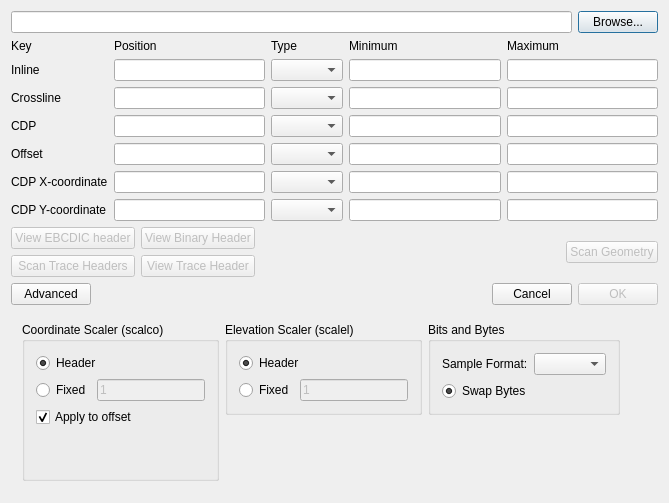
Above: SeismicUI/segyinputdialog.ui from fsoos74/su before the change. Below: the same form after it.
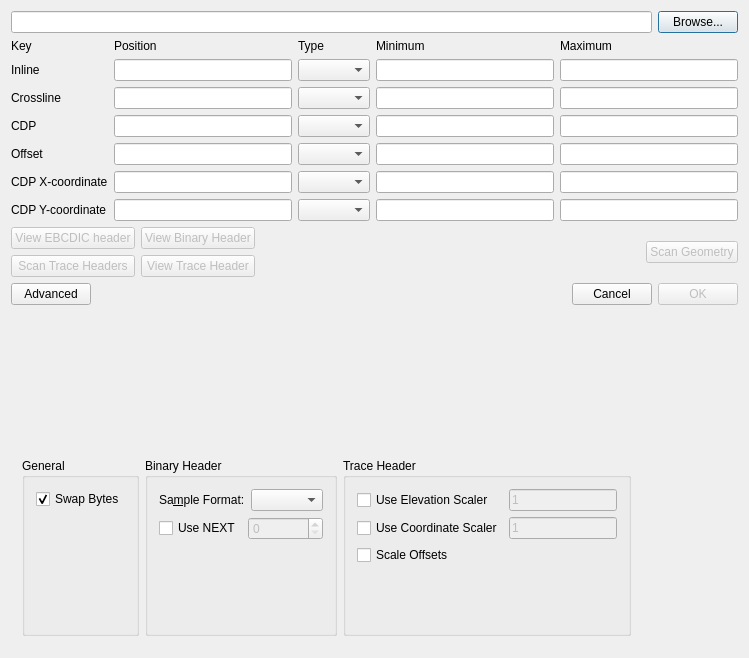
That is the form after the change. Icons and pictures are not drawn.

Commit message: -handle seisware segy wrong extended textual header number. added option to override next binary header value. -improved segy import dialog

```diff
--- a/SeismicUI/segyinputdialog.ui
+++ b/SeismicUI/segyinputdialog.ui
@@ -6,8 +6,8 @@
    <rect>
     <x>0</x>
     <y>0</y>
-    <width>797</width>
-    <height>642</height>
+    <width>749</width>
+    <height>658</height>
    </rect>
   </property>
   <property name="windowTitle">
@@ -17,10 +17,7 @@
    <iconset resource="../ProjectViewer/icons.qrc">
     <normaloff>:/icons/images/logo_fs_64x64.png</normaloff>:/icons/images/logo_fs_64x64.png</iconset>
   </property>
-  <layout class="QVBoxLayout" name="verticalLayout_7">
-   <property name="sizeConstraint">
-    <enum>QLayout::SetFixedSize</enum>
-   </property>
+  <layout class="QVBoxLayout" name="verticalLayout">
    <item>
     <layout class="QVBoxLayout" name="verticalLayout_2">
      <item>
@@ -382,188 +379,213 @@
      </item>
     </layout>
    </item>
+   <item>
+    <spacer name="verticalSpacer_4">
+     <property name="orientation">
+      <enum>Qt::Vertical</enum>
+     </property>
+     <property name="sizeHint" stdset="0">
+      <size>
+       <width>20</width>
+       <height>40</height>
+      </size>
+     </property>
+    </spacer>
+   </item>
    <item>
     <widget class="QWidget" name="wdAdvanced" native="true">
-     <layout class="QHBoxLayout" name="horizontalLayout_10">
+     <layout class="QHBoxLayout" name="horizontalLayout_4">
       <item>
-       <layout class="QVBoxLayout" name="verticalLayout_6">
-        <item>
-         <widget class="QGroupBox" name="gbScalco">
-          <property name="title">
-           <string>Coordinate Scaler (scalco)</string>
-          </property>
-          <layout class="QVBoxLayout" name="verticalLayout_13">
+       <widget class="QGroupBox" name="gbGeneral">
+        <property name="title">
+         <string>General</string>
+        </property>
+        <layout class="QVBoxLayout" name="verticalLayout_4">
+         <item>
+          <widget class="QCheckBox" name="cbSwapBytes">
+           <property name="text">
+            <string>Swap Bytes</string>
+           </property>
+           <property name="checked">
+            <bool>true</bool>
+           </property>
+          </widget>
+         </item>
+         <item>
+          <spacer name="verticalSpacer_2">
+           <property name="orientation">
+            <enum>Qt::Vertical</enum>
+           </property>
+           <property name="sizeHint" stdset="0">
+            <size>
+             <width>20</width>
+             <height>113</height>
+            </size>
+           </property>
+          </spacer>
+         </item>
+        </layout>
+       </widget>
+      </item>
+      <item>
+       <widget class="QGroupBox" name="gbFormat">
+        <property name="title">
+         <string>Binary Header</string>
+        </property>
+        <layout class="QVBoxLayout" name="verticalLayout_5">
+         <item>
+          <layout class="QHBoxLayout" name="horizontalLayout_2">
            <item>
-            <widget class="QRadioButton" name="rbScalcoHeader">
+            <widget class="QLabel" name="label_6">
              <property name="text">
-              <string>Header</string>
+              <string>Sa&amp;mple Format:</string>
              </property>
-             <property name="checked">
-              <bool>true</bool>
+             <property name="buddy">
+              <cstring>cbFormat</cstring>
              </property>
             </widget>
            </item>
            <item>
-            <layout class="QHBoxLayout" name="horizontalLayout_5">
-             <item>
-              <widget class="QRadioButton" name="rbScalcoFixed">
-               <property name="text">
-                <string>Fixed</string>
-               </property>
-              </widget>
-             </item>
-             <item>
-              <widget class="QLineEdit" name="leScalco">
-               <property name="enabled">
-                <bool>false</bool>
-               </property>
-               <property name="text">
-                <string>1</string>
-               </property>
-              </widget>
-             </item>
-            </layout>
+            <widget class="QComboBox" name="cbFormat"/>
            </item>
+          </layout>
+         </item>
+         <item>
+          <layout class="QHBoxLayout" name="horizontalLayout_5">
            <item>
-            <widget class="QCheckBox" name="cbScaleOffset">
-             <property name="enabled">
-              <bool>true</bool>
-             </property>
+            <widget class="QCheckBox" name="cbUseNEXT">
              <property name="text">
-              <string>Apply to offset</string>
+              <string>Use NEXT</string>
              </property>
-             <property name="checked">
-              <bool>true</bool>
-             </property>
             </widget>
            </item>
            <item>
-            <spacer name="verticalSpacer_5">
-             <property name="orientation">
-              <enum>Qt::Vertical</enum>
+            <widget class="QSpinBox" name="sbNEXT">
+             <property name="enabled">
+              <bool>false</bool>
              </property>
-             <property name="sizeHint" stdset="0">
-              <size>
-               <width>20</width>
-               <height>40</height>
-              </size>
-             </property>
-            </spacer>
+            </widget>
            </item>
           </layout>
-         </widget>
-        </item>
-       </layout>
+         </item>
+         <item>
+          <spacer name="verticalSpacer">
+           <property name="orientation">
+            <enum>Qt::Vertical</enum>
+           </property>
+           <property name="sizeHint" stdset="0">
+            <size>
+             <width>20</width>
+             <height>72</height>
+            </size>
+           </property>
+          </spacer>
+         </item>
+        </layout>
+       </widget>
       </item>
       <item>
-       <layout class="QVBoxLayout" name="verticalLayout">
-        <item>
-         <widget class="QGroupBox" name="gbScalel">
-          <property name="title">
-           <string>Elevation Scaler (scalel)</string>
-          </property>
-          <layout class="QVBoxLayout" name="verticalLayout_5">
-           <item>
-            <widget class="QRadioButton" name="rbScalelHeader">
+       <widget class="QGroupBox" name="gbTraceHeader">
+        <property name="title">
+         <string>Trace Header</string>
+        </property>
+        <layout class="QVBoxLayout" name="verticalLayout_3">
+         <item>
+          <layout class="QGridLayout" name="gridLayout_4">
+           <item row="0" column="0">
+            <widget class="QCheckBox" name="cbUseScalel">
              <property name="text">
-              <string>Header</string>
+              <string>Use Elevation Scaler</string>
              </property>
-             <property name="checked">
-              <bool>true</bool>
+            </widget>
+           </item>
+           <item row="0" column="1">
+            <widget class="QLineEdit" name="leScalel">
+             <property name="enabled">
+              <bool>false</bool>
              </property>
+             <property name="sizePolicy">
+              <sizepolicy hsizetype="Minimum" vsizetype="Fixed">
+               <horstretch>0</horstretch>
+               <verstretch>0</verstretch>
+              </sizepolicy>
+             </property>
+             <property name="minimumSize">
+              <size>
+               <width>50</width>
+               <height>0</height>
+              </size>
+             </property>
+             <property name="baseSize">
+              <size>
+               <width>50</width>
+               <height>0</height>
+              </size>
+             </property>
+             <property name="text">
+              <string>1</string>
+             </property>
             </widget>
            </item>
-           <item>
-            <layout class="QHBoxLayout" name="horizontalLayout_4">
-             <item>
-              <widget class="QRadioButton" name="rbScalelFixed">
-               <property name="text">
-                <string>Fixed</string>
-               </property>
-              </widget>
-             </item>
-             <item>
-              <widget class="QLineEdit" name="leScalel">
-               <property name="enabled">
-                <bool>false</bool>
-               </property>
-               <property name="text">
-                <string>1</string>
-               </property>
-              </widget>
-             </item>
-            </layout>
+           <item row="1" column="0">
+            <widget class="QCheckBox" name="cbUseScalco">
+             <property name="text">
+              <string>Use Coordinate Scaler</string>
+             </property>
+            </widget>
            </item>
-          </layout>
-         </widget>
-        </item>
-        <item>
-         <spacer name="verticalSpacer_4">
-          <property name="orientation">
-           <enum>Qt::Vertical</enum>
-          </property>
-          <property name="sizeHint" stdset="0">
-           <size>
-            <width>20</width>
-            <height>40</height>
-           </size>
-          </property>
-         </spacer>
-        </item>
-       </layout>
-      </item>
-      <item>
-       <layout class="QVBoxLayout" name="verticalLayout_4">
-        <item>
-         <widget class="QGroupBox" name="gbFormat">
-          <property name="title">
-           <string>Bits and Bytes</string>
-          </property>
-          <layout class="QVBoxLayout" name="verticalLayout_3">
-           <item>
-            <layout class="QHBoxLayout" name="horizontalLayout_2">
-             <item>
-              <widget class="QLabel" name="label_6">
-               <property name="text">
-                <string>Sample Format:</string>
-               </property>
-               <property name="buddy">
-                <cstring>cbFormat</cstring>
-               </property>
-              </widget>
-             </item>
-             <item>
-              <widget class="QComboBox" name="cbFormat"/>
-             </item>
-            </layout>
+           <item row="1" column="1">
+            <widget class="QLineEdit" name="leScalco">
+             <property name="enabled">
+              <bool>false</bool>
+             </property>
+             <property name="sizePolicy">
+              <sizepolicy hsizetype="Minimum" vsizetype="Fixed">
+               <horstretch>0</horstretch>
+               <verstretch>0</verstretch>
+              </sizepolicy>
+             </property>
+             <property name="minimumSize">
+              <size>
+               <width>50</width>
+               <height>0</height>
+              </size>
+             </property>
+             <property name="baseSize">
+              <size>
+               <width>50</width>
+               <height>0</height>
+              </size>
+             </property>
+             <property name="text">
+              <string>1</string>
+             </property>
+            </widget>
            </item>
-           <item>
-            <widget class="QRadioButton" name="rbSwapBytes">
+           <item row="2" column="0">
+            <widget class="QCheckBox" name="cbScaleOffsets">
              <property name="text">
-              <string>Swap Bytes</string>
+              <string>Scale Offsets</string>
              </property>
-             <property name="checked">
-              <bool>true</bool>
-             </property>
             </widget>
            </item>
           </layout>
-         </widget>
-        </item>
-        <item>
-         <spacer name="verticalSpacer">
-          <property name="orientation">
-           <enum>Qt::Vertical</enum>
-          </property>
-          <property name="sizeHint" stdset="0">
-           <size>
-            <width>20</width>
-            <height>40</height>
-           </size>
-          </property>
-         </spacer>
-        </item>
-       </layout>
+         </item>
+         <item>
+          <spacer name="verticalSpacer_3">
+           <property name="orientation">
+            <enum>Qt::Vertical</enum>
+           </property>
+           <property name="sizeHint" stdset="0">
+            <size>
+             <width>20</width>
+             <height>43</height>
+            </size>
+           </property>
+          </spacer>
+         </item>
+        </layout>
+       </widget>
       </item>
       <item>
        <spacer name="horizontalSpacer_3">
```
Left out of the diff: 92 changed lines with no effect on the pictures. The commit also changes 7 other files.
